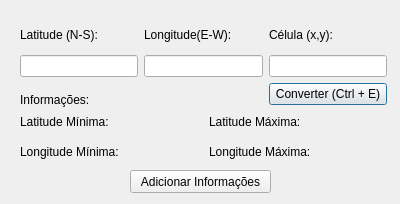
Qt form betsabe/popup_LatLon.ui (BetSpaguetty/Projeto-Taludes) before a commit.
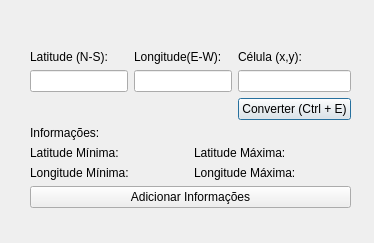
The same form after that commit.

Patch:
```diff
--- a/betsabe/popup_LatLon.ui
+++ b/betsabe/popup_LatLon.ui
@@ -6,8 +6,8 @@
    <rect>
     <x>0</x>
     <y>0</y>
-    <width>400</width>
-    <height>204</height>
+    <width>374</width>
+    <height>243</height>
    </rect>
   </property>
   <property name="windowTitle">
@@ -17,11 +17,25 @@
    <property name="geometry">
     <rect>
      <x>20</x>
-     <y>20</y>
-     <width>367</width>
-     <height>85</height>
+     <y>40</y>
+     <width>341</width>
+     <height>178</height>
     </rect>
    </property>
+   <layout class="QVBoxLayout" name="lay_principal">
+    <property name="leftMargin">
+     <number>10</number>
+    </property>
+    <property name="topMargin">
+     <number>10</number>
+    </property>
+    <property name="rightMargin">
+     <number>10</number>
+    </property>
+    <property name="bottomMargin">
+     <number>10</number>
+    </property>
+    <item>
    <layout class="QGridLayout" name="gridLayout">
     <item row="0" column="2">
      <widget class="QLabel" name="label_2">
@@ -64,72 +78,54 @@
      </widget>
     </item>
    </layout>
-  </widget>
-  <widget class="QWidget" name="gridLayoutWidget_2">
-   <property name="geometry">
-    <rect>
-     <x>20</x>
-     <y>110</y>
-     <width>371</width>
-     <height>53</height>
-    </rect>
-   </property>
+    </item>
+    <item>
    <layout class="QGridLayout" name="gridLayout_2">
-    <item row="2" column="0">
+      <item row="3" column="0">
      <widget class="QLabel" name="long_min">
       <property name="text">
        <string>Longitude Mínima:</string>
       </property>
      </widget>
     </item>
-    <item row="0" column="0">
+      <item row="1" column="0">
      <widget class="QLabel" name="lat_min">
       <property name="text">
        <string>Latitude Mínima:</string>
       </property>
      </widget>
     </item>
-    <item row="2" column="1">
-     <widget class="QLabel" name="long_max">
-      <property name="text">
-       <string>Longitude Máxima:</string>
-      </property>
-     </widget>
-    </item>
-    <item row="0" column="1">
-     <widget class="QLabel" name="lat_max">
-      <property name="text">
-       <string>Latitude Máxima:</string>
-      </property>
-     </widget>
-    </item>
-   </layout>
-  </widget>
+      <item row="0" column="0">
   <widget class="QLabel" name="info">
-   <property name="geometry">
-    <rect>
-     <x>20</x>
-     <y>90</y>
-     <width>371</width>
-     <height>20</height>
-    </rect>
-   </property>
    <property name="text">
     <string>Informações:</string>
    </property>
   </widget>
+      </item>
+      <item row="1" column="1">
+       <widget class="QLabel" name="lat_max">
+        <property name="text">
+         <string>Latitude Máxima:</string>
+        </property>
+       </widget>
+      </item>
+      <item row="3" column="1">
+       <widget class="QLabel" name="long_max">
+        <property name="text">
+         <string>Longitude Máxima:</string>
+        </property>
+       </widget>
+      </item>
+     </layout>
+    </item>
+    <item>
   <widget class="QPushButton" name="add_info">
-   <property name="geometry">
-    <rect>
-     <x>130</x>
-     <y>170</y>
-     <width>141</width>
-     <height>23</height>
-    </rect>
-   </property>
    <property name="text">
     <string>Adicionar Informações</string>
    </property>
+     </widget>
+    </item>
+   </layout>
   </widget>
  </widget>
  <resources/>
```
Left out of the diff: 2 changed lines with no effect on the pictures. Lines whose indentation alone changed are shown as unchanged.
